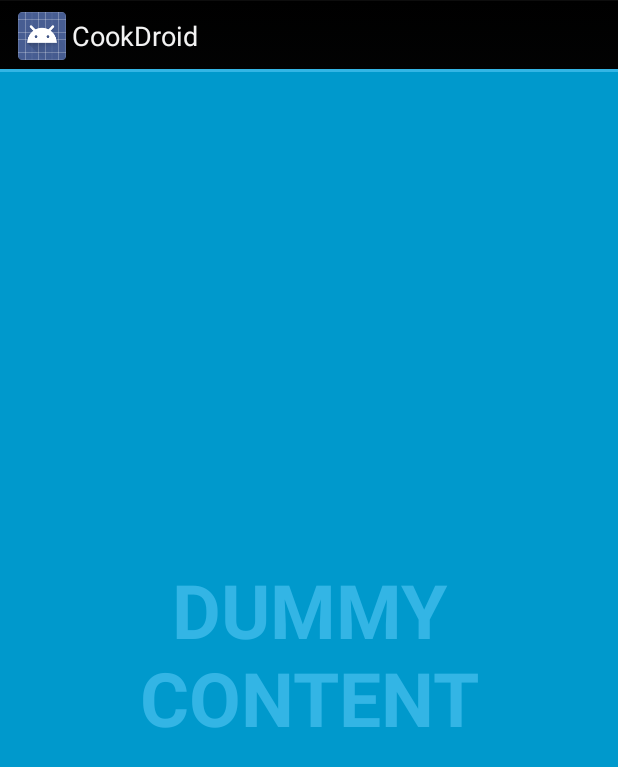
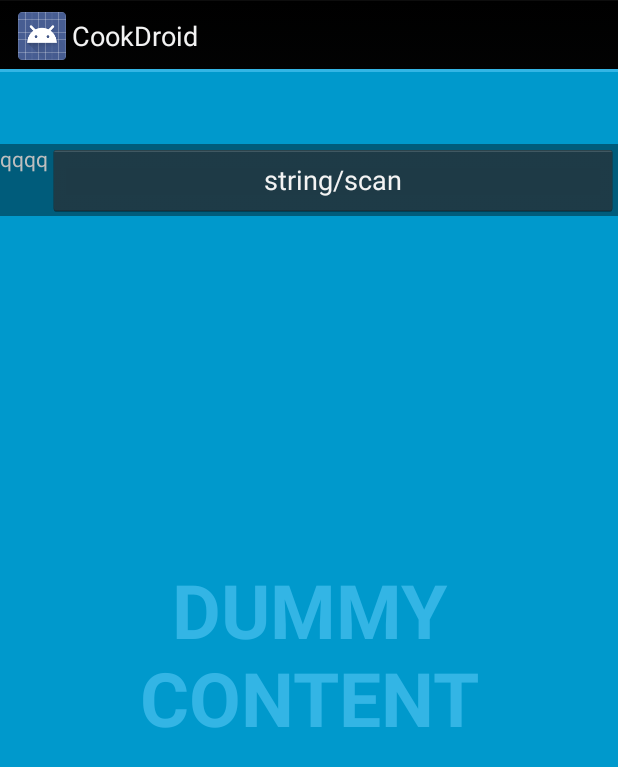
Before and after one commit to picaro/cook-droid, an Android app: the screen it shows after launch (MainActivity), on a phone screen of 412 x 824 dp. Shown: the top 767 px of the screen. Run offline under Robolectric (Android 15) with nearby library versions, the phone set to English and light mode, and no system bars.

Commit message:
result from rest displayed

```diff
--- a/CookDroid/CookDroid/src/main/AndroidManifest.xml
+++ b/CookDroid/CookDroid/src/main/AndroidManifest.xml
@@ -15,7 +15,6 @@
         android:theme="@style/AppTheme" >
         <activity
             android:name="com.op.cookit.MainActivity"
-            android:configChanges="orientation|keyboardHidden|screenSize"
             android:label="@string/app_name"
            >
             <intent-filter>
--- a/CookDroid/CookDroid/src/main/java/com/op/cookit/MainActivity.java
+++ b/CookDroid/CookDroid/src/main/java/com/op/cookit/MainActivity.java
@@ -78,12 +78,6 @@ public class MainActivity extends Activity {
             try {
                 String result = (String)restTemplate.getForObject(url, String.class);
                // txtScanResult.setText(result);
-			    Message msg = handler.obtainMessage();
-				msg.what = UPDATE_IMAGE;
-				//msg.obj = bitmap;
-			//	msg.setData(  result);
-
-				handler2.sendMessage(msg);
 			   ret= "1"+result;
 				Log.d(">>", ""+result);
             } catch (Exception e) {
@@ -93,6 +87,12 @@ public class MainActivity extends Activity {
             return "";
 
         }
+
+        protected void onPostExecute(String result)
+        {
+            txtScanResult.setText(ret);
+        }
+
 
     }
 
@@ -106,7 +106,6 @@ public class MainActivity extends Activity {
 			if(msg.what==UPDATE_IMAGE){
 				txtScanResult.setText(rt.ret);
 
-				//images.get(msg.arg1).setImageBitmap((Bitmap) msg.obj);
 			}
 			super.handleMessage(msg);
 		}
@@ -182,7 +181,7 @@ public class MainActivity extends Activity {
         // Upon interacting with UI controls, delay any scheduled hide()
         // operations to prevent the jarring behavior of controls going away
         // while interacting with the UI.
-        findViewById(R.id.dummy_button).setOnTouchListener(mDelayHideTouchListener);
+        //findViewById(R.id.dummy_button).setOnTouchListener(mDelayHideTouchListener);
 
 
         txtScanResult = (TextView) findViewById(R.id.scan_result);
--- a/CookDroid/CookDroid/src/main/res/layout/activity_main.xml
+++ b/CookDroid/CookDroid/src/main/res/layout/activity_main.xml
@@ -5,10 +5,8 @@
     android:background="#0099cc"
     tools:context=".MainActivity">
 
-    <!-- The primary full-screen view. This can be replaced with whatever view
-         is needed to present your content, e.g. VideoView, SurfaceView,
-         TextureView, etc. -->
-    <TextView android:id="@+id/fullscreen_content"
+    <TextView
+        android:id="@+id/fullscreen_content"
         android:layout_width="match_parent"
         android:layout_height="match_parent"
         android:keepScreenOn="true"
@@ -18,37 +16,30 @@
         android:gravity="center"
         android:text="@string/dummy_content" />
 
-    <!-- This FrameLayout insets its children based on system windows using
-         android:fitsSystemWindows. -->
-    <FrameLayout android:layout_width="match_parent"
-        android:layout_height="match_parent"
-        android:fitsSystemWindows="true">
+    <FrameLayout
+        android:layout_width="match_parent"
+        android:layout_height="match_parent">
 
-        <LinearLayout android:id="@+id/fullscreen_content_controls"
-            style="?metaButtonBarStyle"
+        <LinearLayout
+            android:id="@+id/fullscreen_content_controls"
             android:layout_width="match_parent"
             android:layout_height="wrap_content"
-            android:layout_gravity="bottom|center_horizontal"
             android:background="@color/black_overlay"
-            android:orientation="horizontal"
-            tools:ignore="UselessParent">
+            android:orientation="horizontal">
 
-            <TextView android:id="@+id/scan_result" android:layout_width="wrap_content" android:text="aaaa"
+            <TextView
+                android:id="@+id/scan_result"
+                android:layout_width="wrap_content"
+                android:text="aaaa"
                 android:layout_height="wrap_content" />
 
-            <Button android:id="@+id/scan_button" android:layout_width="fill_parent"
-                android:layout_height="wrap_content" android:text="string/scan"
+            <Button
+                android:id="@+id/scan_button"
+                android:layout_width="fill_parent"
+                android:layout_height="wrap_content"
+                android:text="string/scan"
                 android:layout_gravity="bottom" />
-            <TextView android:layout_width="fill_parent"
-                android:layout_height="wrap_content" android:text="string/scan_resut_lable"
-                android:textColor="#fff" />
 
-            <Button android:id="@+id/dummy_button"
-                style="?metaButtonBarButtonStyle"
-                android:layout_width="0dp"
-                android:layout_height="wrap_content"
-                android:layout_weight="1"
-                android:text="@string/dummy_button" />
 
         </LinearLayout>
     </FrameLayout>
```
Also changed, not shown: 1 other file.
